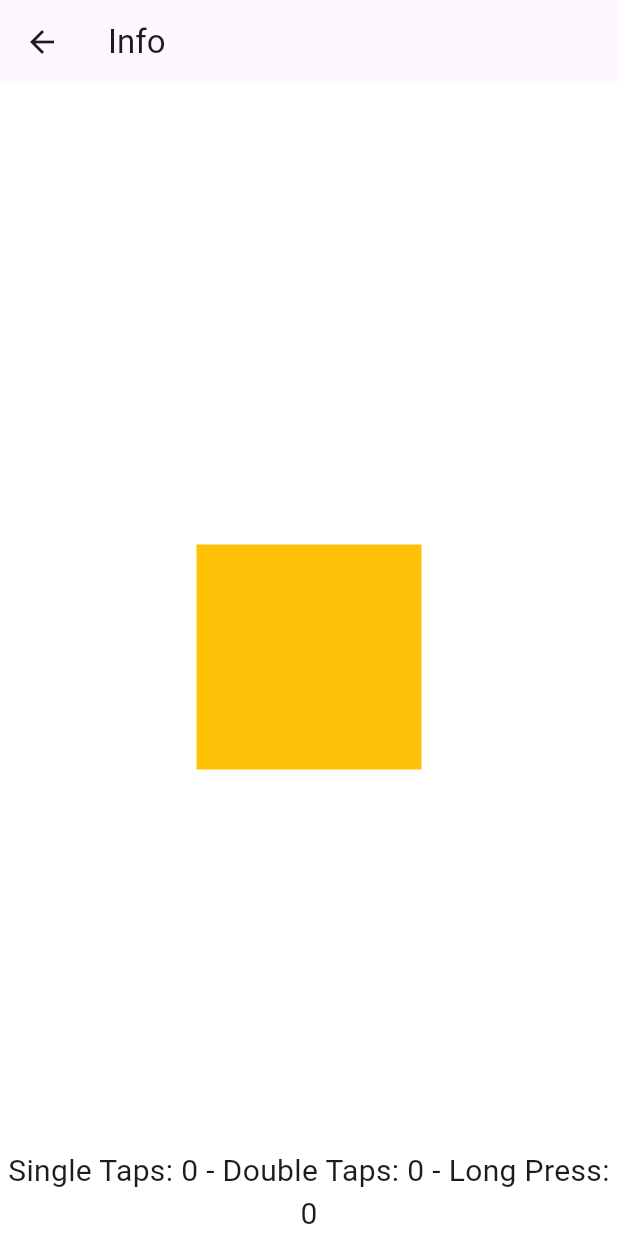
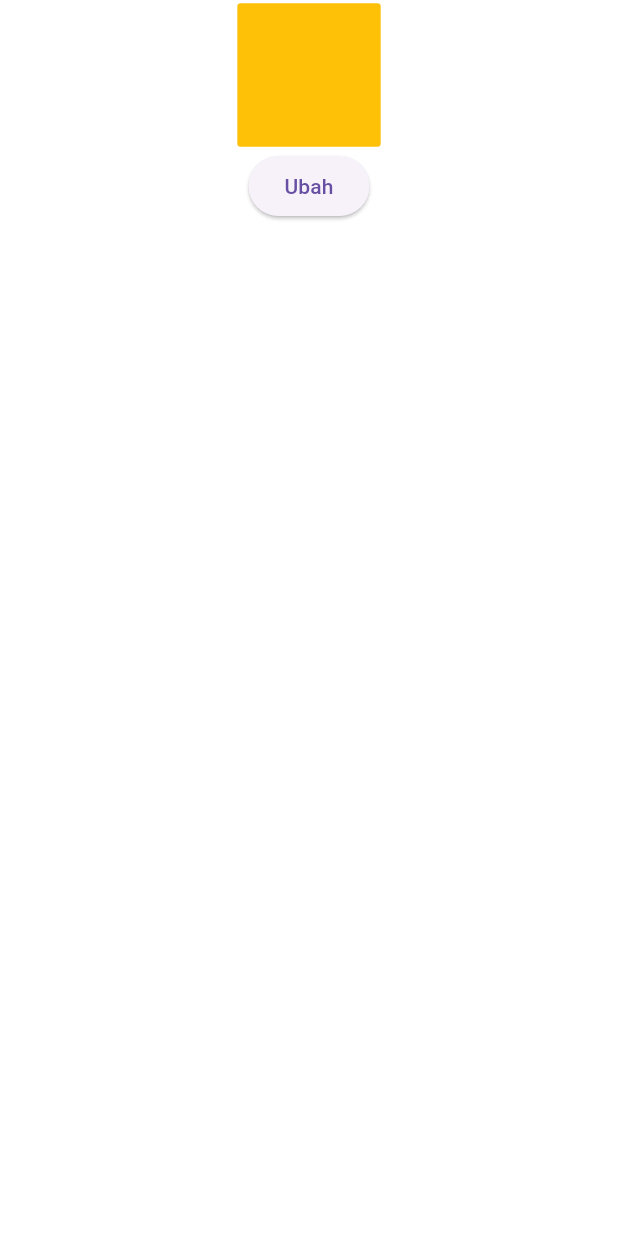
Before and after one commit to Wibiemahardhika22/hands-on-project-mikti, a Flutter app: the InfoPage screen opened directly, on a phone screen of 412 x 824 dp. Run offline on Flutter 3.47's test engine with Material 3 defaults, Android fonts, the phone set to English and light mode, and no system bars; our stand-ins replace curved_navigation_bar.

Commit message:
feat: random border radius animated

```diff
--- a/lib/pages/info_page.dart
+++ b/lib/pages/info_page.dart
@@ -1,4 +1,13 @@
 import 'package:flutter/material.dart';
+import 'dart:math';
+
+double randomBorderRadius() {
+  return Random().nextDouble() * 20;
+}
+
+double randomMargin() {
+  return Random().nextDouble() * 20;
+}
 
 class InfoPage extends StatefulWidget {
   const InfoPage({super.key});
@@ -8,98 +17,51 @@ class InfoPage extends StatefulWidget {
 }
 
 class _InfoPageState extends State<InfoPage> {
-  final double boxSize = 150;
+  late double borderRadius; //initial state
+  late double margin;
 
-  int numOfSingleTap = 0;
-  int numOfDoubleTap = 0;
-  int numOfLongPress = 0;
+  @override
+  void initState() {
+    super.initState();
+    borderRadius = randomBorderRadius();
+    margin = randomMargin();
+  }
 
-  double posX = 0.0;
-  double posY = 0.0;
-
-  void centerPosition(BuildContext context) {
-    posX = (MediaQuery.of(context).size.width - boxSize) / 2;
-    posY = (MediaQuery.of(context).size.height - boxSize) / 2 - 30;
-
+  void changesState() {
     setState(() {
-      posX = posX;
-      posY = posY;
+      borderRadius = randomBorderRadius();
+      margin = randomMargin();
     });
   }
 
   @override
   Widget build(BuildContext context) {
-    // Size screenSize = MediaQuery.of(context).size;
-    // Orientation orientation = MediaQuery.of(context).orientation;
-    if (posX == 0) {
-      centerPosition(context);
-    }
-
     return Scaffold(
-      appBar: AppBar(
-        title: const Text("Info"),
-      ),
-      body: Stack(
-        children: [
-          Positioned(
-            top: posY,
-            left: posX,
-            child: GestureDetector(
-              onVerticalDragUpdate: (details) {
-                setState(() {
-                  double verticalPosition = details.delta.dy;
-                  posY += verticalPosition;
-                });
-              },
-              onHorizontalDragUpdate: (details) {
-                setState(() {
-                  double horizontalPosition = details.delta.dx;
-                  posX += horizontalPosition;
-                });
-              },
-              onTap: () {
-                setState(() {
-                  numOfSingleTap++;
-                });
-              },
-              onDoubleTap: () {
-                setState(() {
-                  numOfDoubleTap++;
-                });
-              },
-              onLongPress: () {
-                setState(() {
-                  numOfLongPress++;
-                });
-              },
-              child: Container(
-                width: boxSize,
-                height: boxSize,
-                color: Colors.amber,
+      body: SafeArea(
+        child: Center(
+          child: Column(
+            children: [
+              SizedBox(
+                width: 100,
+                height: 100,
+                child: AnimatedContainer(
+                  duration: const Duration(milliseconds: 2000),
+                  curve: Curves.bounceIn,
+                  margin: EdgeInsets.all(margin),
+                  decoration: BoxDecoration(
+                    color: Colors.amber,
+                    borderRadius: BorderRadius.circular(borderRadius),
+                  ),
+                ),
               ),
-            ),
+              ElevatedButton(
+                onPressed: () => changesState(),
+                child: const Text('Ubah'),
+              )
+            ],
           ),
-        ],
-      ),
-      bottomNavigationBar: Text(
-        "Single Taps: $numOfSingleTap - Double Taps: $numOfDoubleTap - Long Press: $numOfLongPress",
-        style: const TextStyle(fontSize: 20),
-        textAlign: TextAlign.center,
+        ),
       ),
     );
-
-    // SafeArea(
-    //   child: Center(
-    //     child: Column(
-    //       mainAxisAlignment: MainAxisAlignment.center,
-    //       crossAxisAlignment: CrossAxisAlignment.center,
-    //       children: [
-    //         Text("Screen Width: ${screenSize.width.toStringAsFixed(2)}"),
-    //         Text("Screen Height: ${screenSize.height.toStringAsFixed(2)}"),
-    //         Text("Orientation: $orientation"),
-    //       ],
-    //     ),
-    //   ),
-    // ));
   }
 }
```
